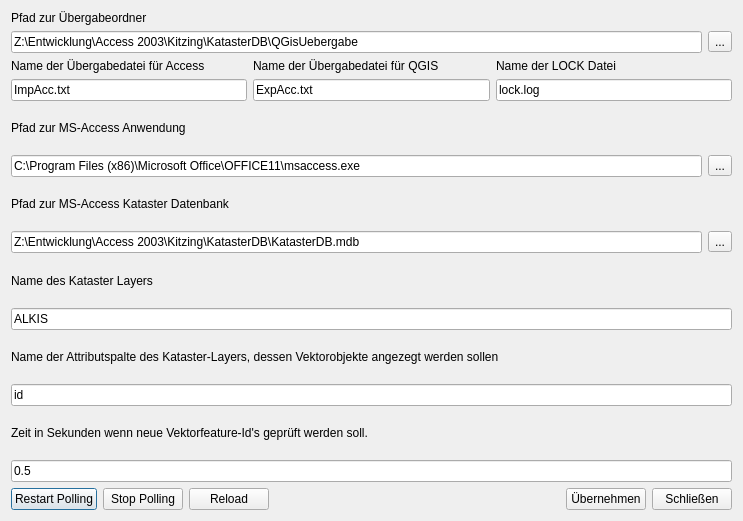
Above: access_link_dialog_base.ui from gbd-consult/access-link before the change. Below: the same form after it.
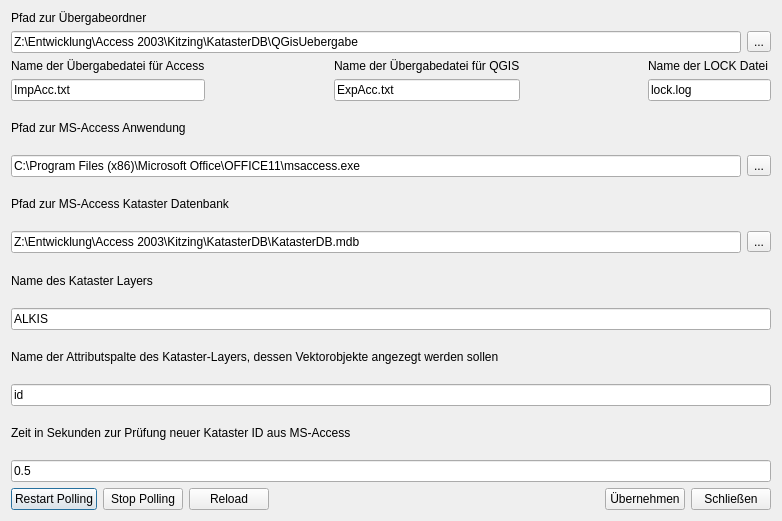
That is the form after the change.

Diff of the .ui file:
```diff
--- a/access_link_dialog_base.ui
+++ b/access_link_dialog_base.ui
@@ -6,7 +6,7 @@
    <rect>
     <x>0</x>
     <y>0</y>
-    <width>743</width>
+    <width>782</width>
     <height>521</height>
    </rect>
   </property>
@@ -69,6 +69,19 @@
          </item>
         </layout>
        </item>
+       <item>
+        <spacer name="horizontalSpacer_2">
+         <property name="orientation">
+          <enum>Qt::Horizontal</enum>
+         </property>
+         <property name="sizeHint" stdset="0">
+          <size>
+           <width>40</width>
+           <height>20</height>
+          </size>
+         </property>
+        </spacer>
+       </item>
        <item>
         <layout class="QVBoxLayout" name="verticalLayout_9">
          <item>
@@ -91,6 +104,19 @@
          </item>
         </layout>
        </item>
+       <item>
+        <spacer name="horizontalSpacer_3">
+         <property name="orientation">
+          <enum>Qt::Horizontal</enum>
+         </property>
+         <property name="sizeHint" stdset="0">
+          <size>
+           <width>40</width>
+           <height>20</height>
+          </size>
+         </property>
+        </spacer>
+       </item>
        <item>
         <layout class="QVBoxLayout" name="verticalLayout_2">
          <item>
@@ -216,7 +242,7 @@
      <item>
       <widget class="QLabel" name="label_6">
        <property name="text">
-        <string>Zeit in Sekunden wenn neue Vektorfeature-Id's geprüft werden soll.</string>
+        <string>Zeit in Sekunden zur Prüfung neuer Kataster ID aus MS-Access</string>
        </property>
       </widget>
      </item>
```
Left out of the diff: 6 changed lines with no effect on the pictures.
